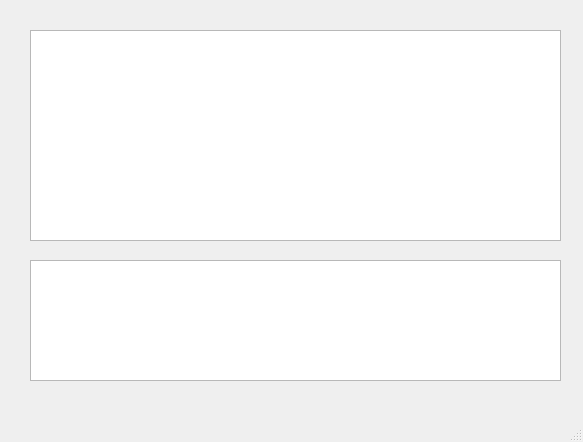
This is QTclient/mainwindow.ui in redamancyguy/Chaty as Qt 5 draws it before an edit. The edited form follows.
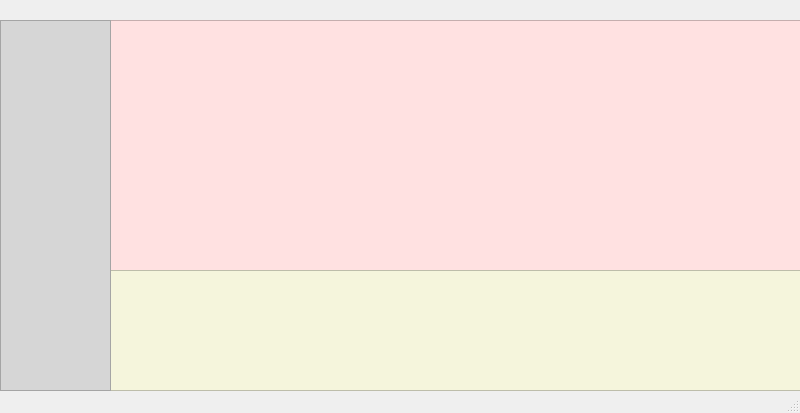
This is the edited form.

Diff of the .ui file:
```diff
--- a/QTclient/mainwindow.ui
+++ b/QTclient/mainwindow.ui
@@ -6,10 +6,16 @@
    <rect>
     <x>0</x>
     <y>0</y>
-    <width>583</width>
-    <height>442</height>
+    <width>800</width>
+    <height>413</height>
    </rect>
   </property>
+  <property name="minimumSize">
+   <size>
+    <width>800</width>
+    <height>413</height>
+   </size>
+  </property>
   <property name="windowTitle">
    <string>MainWindow</string>
   </property>
@@ -17,33 +23,68 @@
    <widget class="QTextBrowser" name="textBrowser">
     <property name="geometry">
      <rect>
-      <x>30</x>
-      <y>30</y>
-      <width>531</width>
-      <height>211</height>
+      <x>110</x>
+      <y>20</y>
+      <width>691</width>
+      <height>251</height>
      </rect>
     </property>
+    <property name="styleSheet">
+     <string notr="true">QWidget{
+	color:rgb(150,0,150);
+	font:12pt &quot;Arial Black&quot;;
+    background-color:rgb(255,225,225);
+	font-family: Source Sans Pro; 
+    font-weight: bold; 
+}
+</string>
+    </property>
+    <property name="html">
+     <string>&lt;!DOCTYPE HTML PUBLIC &quot;-//W3C//DTD HTML 4.0//EN&quot; &quot;http://www.w3.org/TR/REC-html40/strict.dtd&quot;&gt;
+&lt;html&gt;&lt;head&gt;&lt;meta name=&quot;qrichtext&quot; content=&quot;1&quot; /&gt;&lt;style type=&quot;text/css&quot;&gt;
+p, li { white-space: pre-wrap; }
+&lt;/style&gt;&lt;/head&gt;&lt;body style=&quot; font-family:'Source Sans Pro'; font-size:12pt; font-weight:600; font-style:normal;&quot;&gt;
+&lt;p style=&quot;-qt-paragraph-type:empty; margin-top:0px; margin-bottom:0px; margin-left:0px; margin-right:0px; -qt-block-indent:0; text-indent:0px; font-family:'SimSun'; font-size:15pt; font-weight:400;&quot;&gt;&lt;br /&gt;&lt;/p&gt;&lt;/body&gt;&lt;/html&gt;</string>
+    </property>
    </widget>
    <widget class="QTextEdit" name="textEdit">
     <property name="geometry">
      <rect>
-      <x>30</x>
-      <y>260</y>
-      <width>531</width>
+      <x>110</x>
+      <y>270</y>
+      <width>691</width>
       <height>121</height>
      </rect>
     </property>
+    <property name="styleSheet">
+     <string notr="true">QWidget{
+	font:12pt &quot;Arial Black&quot;;
+	font-family: Source Sans Pro; 
+    font-weight: bold; 
+    background-color:beige;
+    color:rgb(150,0,150);
+}</string>
+    </property>
    </widget>
-  </widget>
-  <widget class="QMenuBar" name="menubar">
-   <property name="geometry">
-    <rect>
-     <x>0</x>
-     <y>0</y>
-     <width>583</width>
-     <height>23</height>
-    </rect>
-   </property>
+   <widget class="QListWidget" name="listWidget">
+    <property name="geometry">
+     <rect>
+      <x>0</x>
+      <y>20</y>
+      <width>111</width>
+      <height>371</height>
+     </rect>
+    </property>
+    <property name="styleSheet">
+     <string notr="true">QWidget{
+	font:9pt &quot;Arial Black&quot;;
+	font-family: Source Sans Pro; 
+    font-weight: bold; 
+    background-color:rgb(214,214,214);
+    color:rgb(255,0,100);
+}</string>
+    </property>
+   </widget>
   </widget>
   <widget class="QStatusBar" name="statusbar"/>
  </widget>
```
